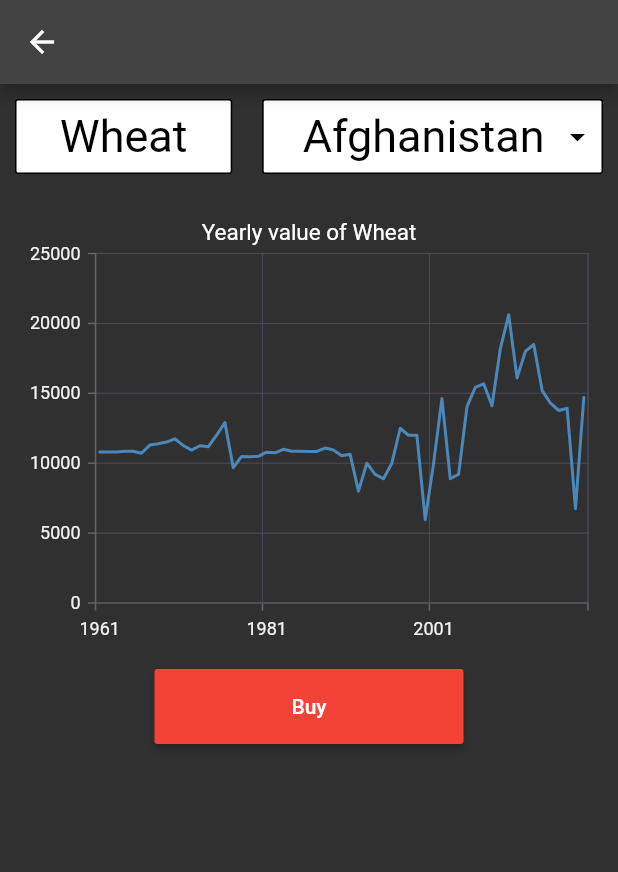
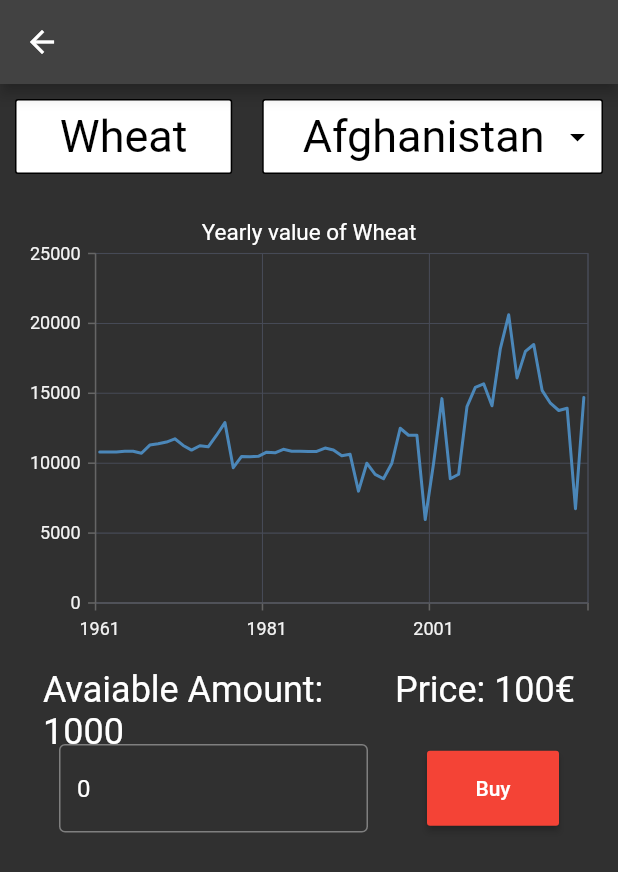
Before and after one commit to ntsd/alpha-interface, a Flutter app: the screen it shows after launch, after a tap on "Wheat", on a phone screen of 412 x 824 dp. Shown: the top 872 px of the screen. Run offline on Flutter 3.47's test engine with Material 2 defaults, Android fonts, the phone set to English and light mode, and no system bars; our stand-ins replace syncfusion_flutter_charts.

Commit message:
Added price and buy logic

```diff
--- a/src/frontend/alpha_interface_app/lib/main.dart
+++ b/src/frontend/alpha_interface_app/lib/main.dart
@@ -1,7 +1,6 @@
 
 import 'package:alpha_interface_app/screens/home.dart';
 import 'package:flutter/material.dart';
-import 'package:flutter_easyloading/flutter_easyloading.dart';
 
 void main() async {
   WidgetsFlutterBinding
@@ -12,7 +11,6 @@ void main() async {
       title: 'Flutter Demo',
       theme: ThemeData.dark(),
       home: HomePage('Alpha Interface Demo'),
-      builder: EasyLoading.init(),
     ),
   );
 }
--- a/src/frontend/alpha_interface_app/lib/screens/home.dart
+++ b/src/frontend/alpha_interface_app/lib/screens/home.dart
@@ -3,7 +3,6 @@ import 'package:alpha_interface_app/model/yield.dart';
 import 'package:alpha_interface_app/screens/product_info.dart';
 import 'package:flutter/cupertino.dart';
 import 'package:flutter/material.dart';
-import 'package:flutter_easyloading/flutter_easyloading.dart';
 
 class HomePage extends StatefulWidget {
   final String title;
@@ -20,25 +19,9 @@ class _HomePageState extends State<HomePage> {
   @override
   void initState() {
     super.initState();
-    setUpEasyLoading();
   }
 
 
-  setUpEasyLoading() {
-    EasyLoading.instance
-      ..displayDuration = const Duration(milliseconds: 2000)
-      ..indicatorType = EasyLoadingIndicatorType.fadingCircle
-      ..loadingStyle = EasyLoadingStyle.dark
-      ..indicatorSize = 45.0
-      ..radius = 10.0
-      ..progressColor = Colors.yellow
-      ..backgroundColor = Colors.green
-      ..indicatorColor = Colors.yellow
-      ..textColor = Colors.yellow
-      ..maskColor = Colors.blue.withOpacity(0.5)
-      ..userInteractions = true
-      ..dismissOnTap = false;
-  }
 
   @override
   Widget build(BuildContext context) {
--- a/src/frontend/alpha_interface_app/lib/screens/product_info.dart
+++ b/src/frontend/alpha_interface_app/lib/screens/product_info.dart
@@ -18,12 +18,16 @@ class _ProductInfoState extends State<ProductInfo> {
   List<String> countries = [];
   String currentCountry = "";
   List<_SalesData> data = [];
+  int avaiableAmount = 1000;
+  final TextEditingController _controller = TextEditingController();
+  int buyAmount = 0;
 
   @override
   void initState() {
     // TODO: implement initState
     super.initState();
     loadJson();
+    _controller.text = "0";
   }
 
   loadJson() async {
@@ -60,7 +64,8 @@ class _ProductInfoState extends State<ProductInfo> {
   Widget build(BuildContext context) {
     return Scaffold(
       appBar: AppBar(),
-      body: Container(
+      body: SingleChildScrollView(
+        child: Container(
           width: MediaQuery.of(context).size.width,
           child: Column(
             children: [
@@ -123,8 +128,8 @@ class _ProductInfoState extends State<ProductInfo> {
                 padding: const EdgeInsets.all(10.0),
                 child: SfCartesianChart(
                     primaryXAxis: CategoryAxis(),
-                  title:
-                      ChartTitle(text: 'Yearly value of ' + widget.productName),
+                    title: ChartTitle(
+                        text: 'Yearly value of ' + widget.productName),
                     tooltipBehavior: TooltipBehavior(enable: true),
                     series: <ChartSeries<_SalesData, String>>[
                       LineSeries<_SalesData, String>(
@@ -135,10 +140,49 @@ class _ProductInfoState extends State<ProductInfo> {
                       )
                     ]),
               ),
-            Center(
+              Row(
+                mainAxisAlignment: MainAxisAlignment.spaceEvenly,
+                children: [
+                  Flexible(
+                      flex: 1,
                       child: Container(
                         height: 50,
-                width: MediaQuery.of(context).size.width / 2,
+                        child: Text(
+                          "Avaiable Amount: " + avaiableAmount.toString(),
+                          style: TextStyle(fontSize: 24),
+                        ),
+                      )),
+                  Flexible(
+                      flex: 1,
+                      child: Container(
+                        height: 50,
+                        child: Text(
+                          "Price: 100€",
+                          style: TextStyle(fontSize: 24),
+                        ),
+                      )),
+                ],
+              ),
+              Row(
+                mainAxisAlignment: MainAxisAlignment.spaceEvenly,
+                children: [
+                  Flexible(
+                    flex: 1,
+                    child: Container(
+                      child: TextFormField(
+                        controller: _controller,
+                        decoration:
+                            const InputDecoration(border: OutlineInputBorder()),
+                            onChanged: (value) {
+                              buyAmount = int.parse(value);
+                            },
+                      ),
+                    ),
+                  ),
+                  Flexible(
+                    flex: 1,
+                    child: Container(
+                      height: 50,
                       child: RaisedButton(
                         color: Colors.red,
                         child: Text(
@@ -155,6 +199,9 @@ class _ProductInfoState extends State<ProductInfo> {
                                   actions: [
                                     TextButton(
                                         onPressed: () {
+                                          avaiableAmount =
+                                              avaiableAmount - buyAmount;
+                                          setState(() {});
                                           Navigator.pop(context);
                                         },
                                         child: Text("Close"))
@@ -164,8 +211,11 @@ class _ProductInfoState extends State<ProductInfo> {
                         },
                       ),
                     ),
+                  ),
+                ],
               )
             ],
+          ),
         ),
       ),
     );
--- a/src/frontend/alpha_interface_app/pubspec.yaml
+++ b/src/frontend/alpha_interface_app/pubspec.yaml
@@ -23,7 +23,6 @@ environment:
 dependencies:
   flutter:
     sdk: flutter
-  flutter_easyloading: any
   syncfusion_flutter_charts: any
 
 
```
Also changed, not shown: src/frontend/alpha_interface_app/pubspec.lock. Lines whose indentation alone changed are shown as unchanged.
